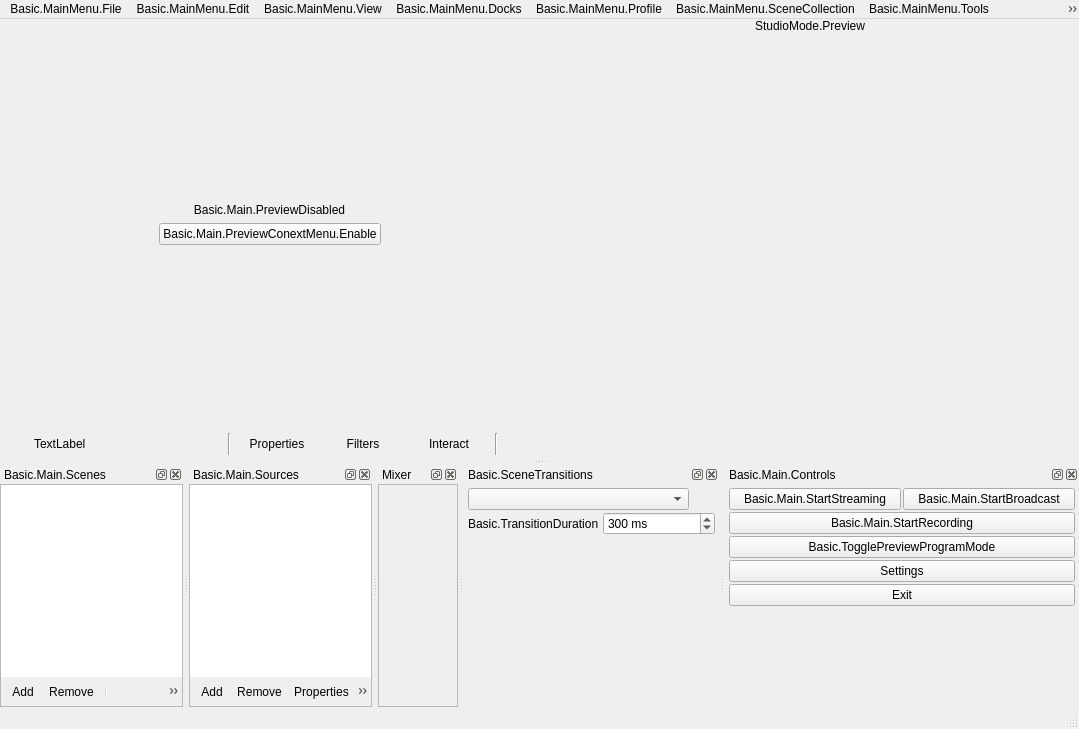
The window that UI/forms/OBSBasic.ui (imSuMN/obs-studio) describes before a commit, drawn with Qt 5.
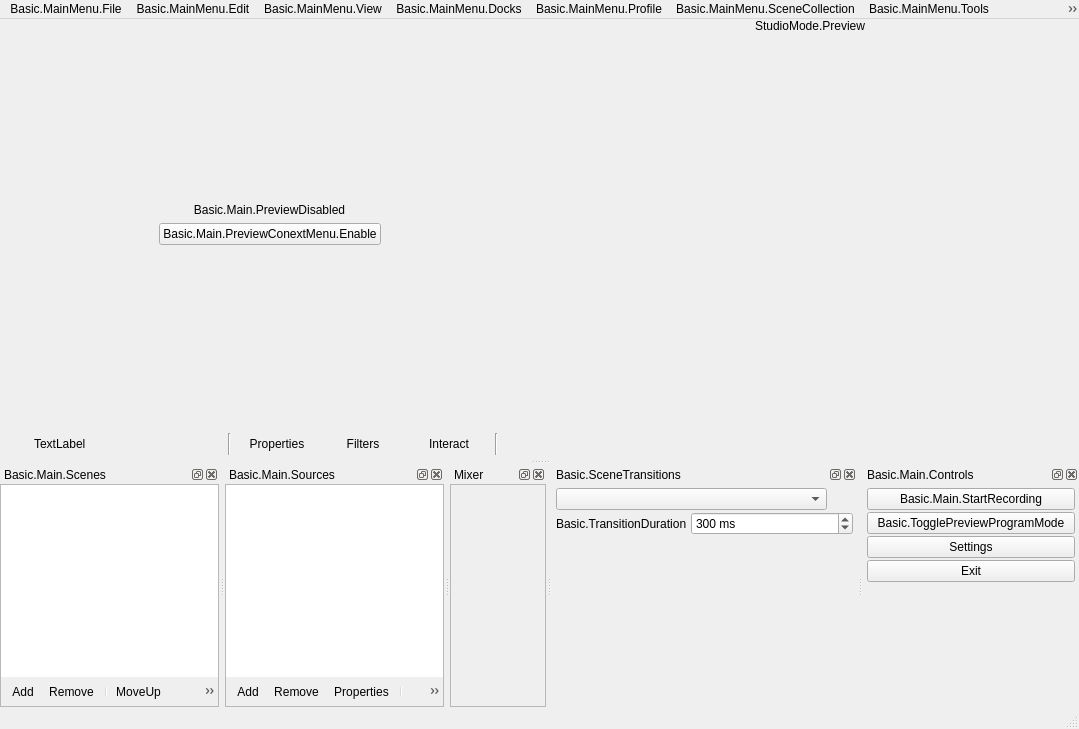
The same window after the commit. Icons and pictures are not drawn. Custom widgets are drawn as their Qt base class.

Commit message: Remove streaming button

What changed in the file:
```diff
--- a/UI/forms/OBSBasic.ui
+++ b/UI/forms/OBSBasic.ui
@@ -1304,7 +1304,7 @@
      <property name="bottomMargin">
       <number>4</number>
      </property>
-     <item>
+     <!-- <item>
       <layout class="QHBoxLayout" name="horizontalLayout_7">
        <item>
         <widget class="QPushButton" name="streamButton">
@@ -1357,7 +1357,7 @@
         </widget>
        </item>
       </layout>
-     </item>
+     </item> -->
      <item>
       <layout class="QHBoxLayout" name="recordingLayout">
        <property name="spacing">
```
The commit also changes 1 other file.
